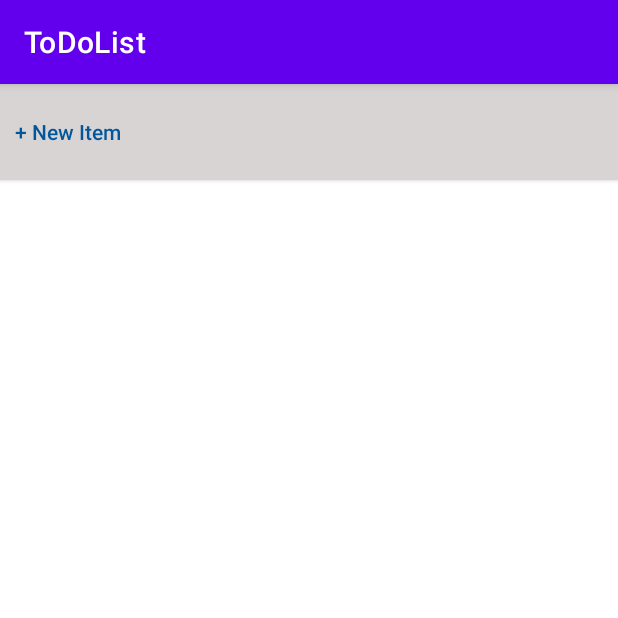
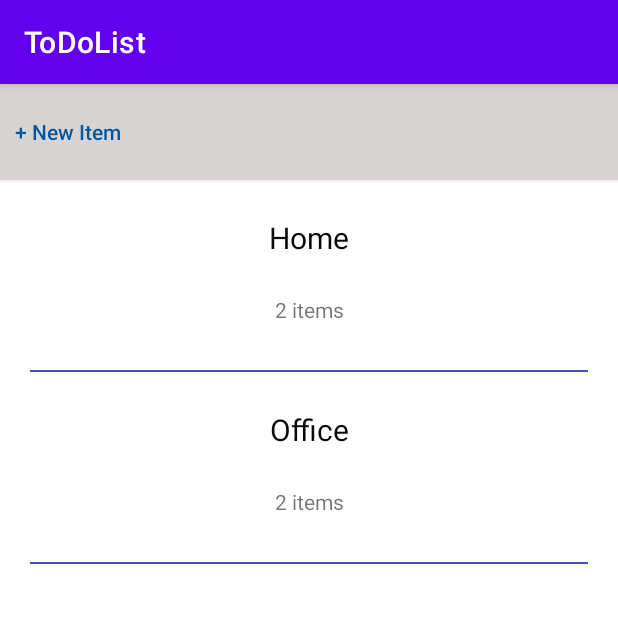
Before and after one commit to MartinezSafari/ToDoList-Android-App, an Android app: the screen it shows after launch (GroupsActivity), on a phone screen of 412 x 824 dp, the top half of it. Run offline under Robolectric (Android 15) with nearby library versions, the phone set to English and light mode, and no system bars.

Commit message:
data Classes + initialize data

```diff
--- a/app/build.gradle
+++ b/app/build.gradle
@@ -1,6 +1,7 @@
 plugins {
     id 'com.android.application'
     id 'org.jetbrains.kotlin.android'
+    id 'kotlin-android-extensions'
 }
 
 android {
--- /dev/null
+++ b/app/src/main/java/org/thereachtrust/todolist/AppData.kt
@@ -0,0 +1,20 @@
+package org.thereachtrust.todolist
+
+class AppData {
+    companion object dataHolder{
+        var groups: MutableList<Group> = mutableListOf()
+
+        fun initialize(){
+            val items1 = Item ("bread" ,false)
+            val items2 = Item ("sugar" ,false)
+
+            val items3 = Item ("paper" ,false)
+            val items4 = Item ("pen" ,false)
+
+            val group1 = Group("Home", mutableListOf(items1, items2))
+            val group2 = Group("Office", mutableListOf(items3, items4))
+
+            groups = mutableListOf(group1, group2)
+        }
+    }
+}
--- /dev/null
+++ b/app/src/main/java/org/thereachtrust/todolist/DataClass.kt
@@ -0,0 +1,6 @@
+package org.thereachtrust.todolist
+
+
+data class Item(val name: String, var completed: Boolean)
+
+data class Group(val name: String, var items: MutableList<Item>)
--- a/app/src/main/java/org/thereachtrust/todolist/GroupsActivity.kt
+++ b/app/src/main/java/org/thereachtrust/todolist/GroupsActivity.kt
@@ -2,10 +2,24 @@ package org.thereachtrust.todolist
 
 import androidx.appcompat.app.AppCompatActivity
 import android.os.Bundle
+import android.view.LayoutInflater
+import android.view.ViewGroup
+import android.widget.TextView
+import androidx.appcompat.widget.DecorContentParent
+import androidx.recyclerview.widget.LinearLayoutManager
+import androidx.recyclerview.widget.RecyclerView
+import kotlinx.android.synthetic.main.groups.*
+import java.util.zip.Inflater
 
 class GroupsActivity : AppCompatActivity() {
     override fun onCreate(savedInstanceState: Bundle?) {
         super.onCreate(savedInstanceState)
         setContentView(R.layout.groups)
+
+        groupsRecycleView.layoutManager= LinearLayoutManager(this)
+
+        AppData.initialize()
+        val groupsAdapter= GroupsAdapter (AppData.groups)
+            groupsRecycleView.adapter= groupsAdapter
     }
 }
--- /dev/null
+++ b/app/src/main/java/org/thereachtrust/todolist/GroupsAdapter.kt
@@ -0,0 +1,19 @@
+package org.thereachtrust.todolist
+
+import android.view.LayoutInflater
+import android.view.ViewGroup
+import androidx.recyclerview.widget.RecyclerView
+
+class GroupsAdapter (private val list: List<Group>): RecyclerView.Adapter<GroupsViewHolder>() {
+    override fun onCreateViewHolder(parent: ViewGroup, viewType: Int): GroupsViewHolder {
+        val inflater = LayoutInflater.from(parent.context)
+        return GroupsViewHolder(inflater, parent)
+    }
+
+    override fun onBindViewHolder(holder: GroupsViewHolder, position: Int) {
+        val goup = list[position]
+        holder.bind(goup)
+    }
+
+    override fun getItemCount(): Int = list.size
+}
--- /dev/null
+++ b/app/src/main/java/org/thereachtrust/todolist/GroupsViewHolder.kt
@@ -0,0 +1,22 @@
+package org.thereachtrust.todolist
+
+import android.view.LayoutInflater
+import android.view.ViewGroup
+import android.widget.TextView
+import androidx.recyclerview.widget.RecyclerView
+
+class GroupsViewHolder(inflater: LayoutInflater, parent: ViewGroup):
+    RecyclerView.ViewHolder(inflater.inflate(R.layout.groups_row, parent, false)) {
+    private var groupNameTextView: TextView? = null
+    private var groupCountTextView: TextView? = null
+
+    init {
+        groupNameTextView = itemView.findViewById(R.id.groupNameTextView)
+        groupCountTextView = itemView.findViewById(R.id.groupCountTextView)
+
+    }
+    fun bind(group: Group) {
+        groupNameTextView!!.text= group.name
+        groupCountTextView!!.text= "${group.items.count()} items"
+    }
+}
--- a/app/src/main/res/layout/groups.xml
+++ b/app/src/main/res/layout/groups.xml
@@ -22,6 +22,7 @@
         tools:ignore="RtlCompat" />
 
     <androidx.recyclerview.widget.RecyclerView
+        android:id="@+id/groupsRecycleView"
         android:layout_width="match_parent"
         android:layout_height="match_parent"
         android:layout_weight="1" />
```
